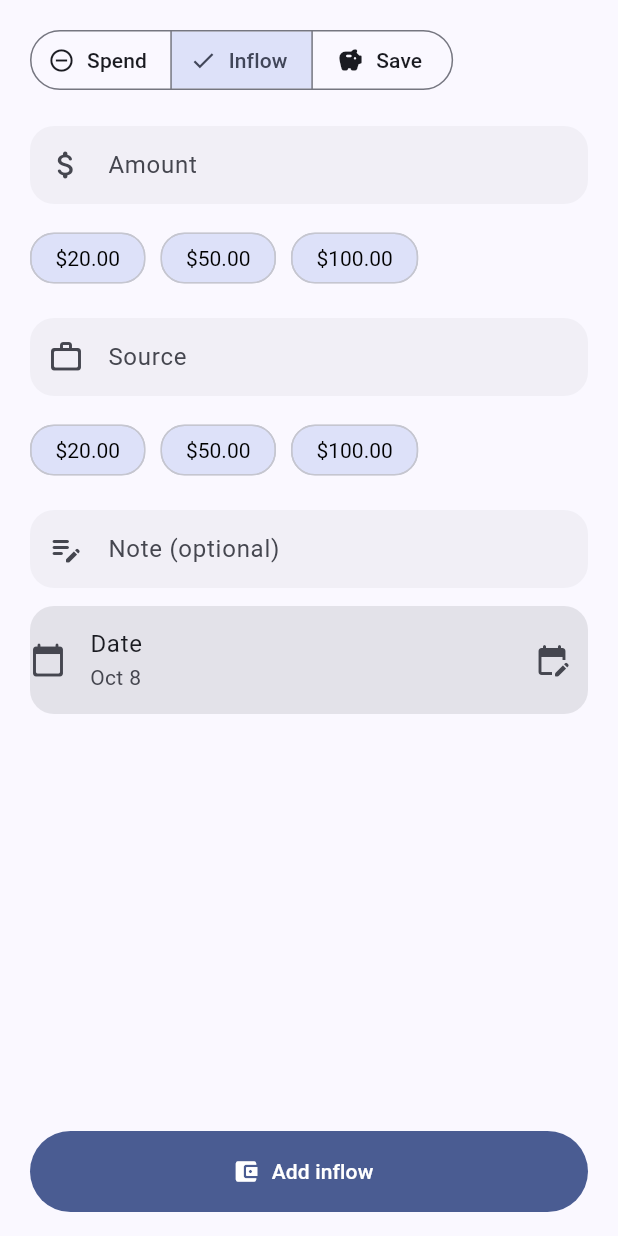
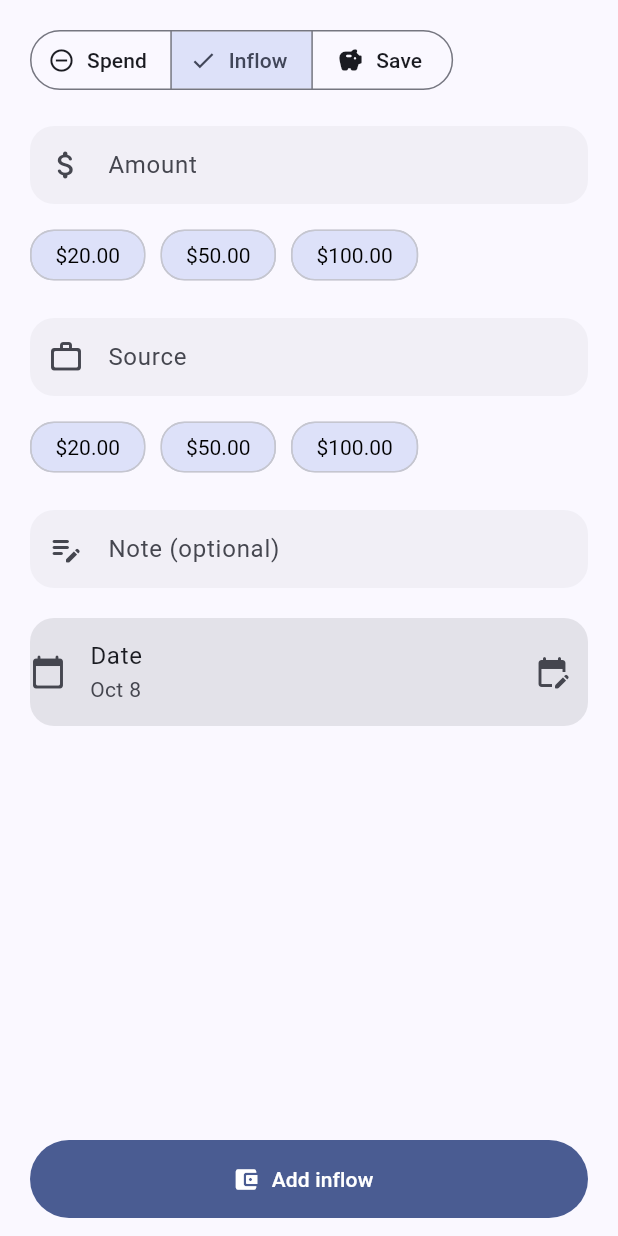
Before and after one commit to Xletr/tally, a Flutter app: the AddPage widget shown alone on an empty page, opened directly, after a tap on "Inflow", on a phone screen of 412 x 824 dp. Run offline on Flutter 3.47's test engine with Material 3 defaults, Android fonts, the light colour scheme and no system bars; drawn by our look-alikes of dynamic_color; our stand-ins replace equatable, file_picker, fl_chart, flutter_local_notifications, flutter_riverpod, flutter_secure_storage and 3 more; missing offline and left inert: flutter_file_dialog; accounts and stored records are empty.

Commit message:
ui fixes in home and add tabs

```diff
--- a/lib/src/presentation/add/add_page.dart
+++ b/lib/src/presentation/add/add_page.dart
@@ -1,3 +1,5 @@
+import 'dart:math' as math;
+
 import 'package:flutter/material.dart';
 import 'package:flutter_riverpod/flutter_riverpod.dart';
 import 'package:intl/intl.dart';
@@ -92,12 +94,24 @@ class _AddPageState extends ConsumerState<AddPage> {
         break;
     }
 
-    return GestureDetector(
+    final viewInsets = MediaQuery.of(context).viewInsets.bottom;
+
+    return SafeArea(
+      child: Column(
+        children: [
+          Expanded(
+            child: GestureDetector(
               behavior: HitTestBehavior.opaque,
               onTap: () => FocusScope.of(context).unfocus(),
-      child: SafeArea(
-        child: Padding(
-          padding: const EdgeInsets.symmetric(horizontal: 20, vertical: 16),
+              child: LayoutBuilder(
+                builder: (context, constraints) {
+                  final contentMinHeight = constraints.hasBoundedHeight
+                      ? math.max(constraints.maxHeight - 160, 0.0)
+                      : 0.0;
+                  return SingleChildScrollView(
+                    padding: const EdgeInsets.fromLTRB(20, 16, 20, 24),
+                    child: ConstrainedBox(
+                      constraints: BoxConstraints(minHeight: contentMinHeight),
                       child: Column(
                         crossAxisAlignment: CrossAxisAlignment.start,
                         children: [
@@ -113,10 +127,11 @@ class _AddPageState extends ConsumerState<AddPage> {
                             controller: _amountController,
                             presets: amountPresets,
                             onPresetTap: (value) => setState(
-                  () => _amountController.text = value.toStringAsFixed(0),
+                              () => _amountController.text =
+                                  value.toStringAsFixed(0),
                             ),
                           ),
-              const SizedBox(height: 16),
+                          const SizedBox(height: 20),
                           if (_type == _EntryType.expense)
                             _ExpenseExtras(
                               category: effectiveCategory,
@@ -130,7 +145,8 @@ class _AddPageState extends ConsumerState<AddPage> {
                               controller: _sourceController,
                               suggestions: incomeSuggestions,
                               onSuggestionTap: (value) => setState(
-                    () => _amountController.text = value.toStringAsFixed(0),
+                                () => _amountController.text =
+                                    value.toStringAsFixed(0),
                               ),
                             )
                           else
@@ -139,9 +155,9 @@ class _AddPageState extends ConsumerState<AddPage> {
                                   quickEntryIcons[ExpenseCategory.savings] ??
                                   categoryIcon(ExpenseCategory.savings),
                             ),
-              const SizedBox(height: 16),
+                          const SizedBox(height: 20),
                           _NoteField(controller: _noteController),
-              const SizedBox(height: 12),
+                          const SizedBox(height: 20),
                           _DatePickerTile(
                             selectedDate: _selectedDate,
                             onPressed: () async {
@@ -158,13 +174,27 @@ class _AddPageState extends ConsumerState<AddPage> {
                               );
                               if (picked != null) {
                                 setState(
-                      () => _selectedDate = clampDate(picked, minDate, maxDate),
+                                  () => _selectedDate =
+                                      clampDate(picked, minDate, maxDate),
                                 );
                               }
                             },
                           ),
-              const Spacer(),
-              FilledButton.icon(
+                          const SizedBox(height: 160),
+                        ],
+                      ),
+                    ),
+                  );
+                },
+              ),
+            ),
+          ),
+          AnimatedPadding(
+            duration: const Duration(milliseconds: 220),
+            curve: Curves.easeOutCubic,
+            padding:
+                EdgeInsets.fromLTRB(20, 8, 20, 12 + math.max(viewInsets, 0)),
+            child: FilledButton.icon(
               icon: _isSaving
                   ? const SizedBox(
                       width: 16,
@@ -185,12 +215,11 @@ class _AddPageState extends ConsumerState<AddPage> {
                 _EntryType.savings => 'Add savings',
               }),
               style: FilledButton.styleFrom(
-                  minimumSize: const Size.fromHeight(54),
+                minimumSize: const Size.fromHeight(52),
+              ),
             ),
           ),
         ],
-          ),
-        ),
       ),
     );
   }
@@ -364,18 +393,25 @@ class _AmountField extends StatelessWidget {
             labelText: 'Amount',
           ),
         ),
+        if (presets.isNotEmpty) ...[
           const SizedBox(height: 12),
-        Wrap(
-          spacing: 10,
-          children: presets
-              .map(
-                (value) => ActionChip(
+          SizedBox(
+            height: 44,
+            child: ListView.separated(
+              scrollDirection: Axis.horizontal,
+              physics: const BouncingScrollPhysics(),
+              itemBuilder: (context, index) {
+                final value = presets[index];
+                return ActionChip(
                   label: Text(formatCurrency(value, compact: false)),
                   onPressed: () => onPresetTap(value),
+                );
+              },
+              separatorBuilder: (_, __) => const SizedBox(width: 10),
+              itemCount: presets.length,
             ),
-              )
-              .toList(),
           ),
+        ],
       ],
     );
   }
@@ -407,18 +443,23 @@ class _ExpenseExtras extends StatelessWidget {
           ),
         ),
         const SizedBox(height: 12),
-        Wrap(
-          spacing: 8,
-          children: categories
-              .map(
-                (value) => ChoiceChip(
+        SizedBox(
+          height: 44,
+          child: ListView.separated(
+            scrollDirection: Axis.horizontal,
+            physics: const BouncingScrollPhysics(),
+            itemBuilder: (context, index) {
+              final value = categories[index];
+              return ChoiceChip(
                 label: Text(value.label),
                 avatar: Icon(icons[value] ?? categoryIcon(value), size: 18),
                 selected: value == category,
                 onSelected: (_) => onCategoryTapped(value),
+              );
+            },
+            separatorBuilder: (_, __) => const SizedBox(width: 8),
+            itemCount: categories.length,
           ),
-              )
-              .toList(),
         ),
       ],
     );
@@ -450,16 +491,21 @@ class _IncomeExtras extends StatelessWidget {
         ),
         if (suggestions.isNotEmpty) ...[
           const SizedBox(height: 12),
-          Wrap(
-            spacing: 10,
-            children: suggestions
-                .map(
-                  (value) => ActionChip(
+          SizedBox(
+            height: 44,
+            child: ListView.separated(
+              scrollDirection: Axis.horizontal,
+              physics: const BouncingScrollPhysics(),
+              itemBuilder: (context, index) {
+                final value = suggestions[index];
+                return ActionChip(
                   label: Text(formatCurrency(value)),
                   onPressed: () => onSuggestionTap(value),
+                );
+              },
+              separatorBuilder: (_, __) => const SizedBox(width: 10),
+              itemCount: suggestions.length,
             ),
-                )
-                .toList(),
           ),
         ],
       ],
--- a/lib/src/presentation/home/home_page.dart
+++ b/lib/src/presentation/home/home_page.dart
@@ -417,10 +417,13 @@ class _SavingsInlineProgress extends StatelessWidget {
       children: [
         Text('Savings progress', style: theme.textTheme.labelMedium),
         const SizedBox(height: 6),
-        LinearProgressIndicator(
-          value: progress,
-          minHeight: 6,
-          backgroundColor: colorScheme.surfaceContainerHighest,
+        ClipRRect(
+          borderRadius: BorderRadius.circular(8),
+          child: LinearProgressIndicator(
+            value: progress,
+            minHeight: 8,
+            backgroundColor: colorScheme.surfaceContainerHighest,
+          ),
         ),
         const SizedBox(height: 6),
         Text(
@@ -573,7 +576,8 @@ class _TimelineTile extends StatelessWidget {
     final colorScheme = theme.colorScheme;
     final isRollover = entry.type == _TimelineType.rollover;
     final isSavings = entry.expense?.category == ExpenseCategory.savings;
-    final isPositive = entry.amount >= 0;
+    final isExpense = entry.type == _TimelineType.expense;
+    final isPositive = isExpense ? false : entry.amount >= 0;
     final isIncomeLike =
         entry.type == _TimelineType.income || (isRollover && isPositive);
     final amountColor = isRollover
@@ -868,7 +872,7 @@ class _TimelineEntry {
       amount: income.amount,
       date: income.date,
       icon: Icons.trending_up_rounded,
-      sortPriority: isAllowance ? 300 : 220,
+      sortPriority: isAllowance ? 320 : 260,
       income: income,
     );
   }
@@ -907,7 +911,7 @@ class _TimelineEntry {
       amount: month.rolloverAmount,
       date: date,
       icon: Icons.refresh_rounded,
-      sortPriority: 240,
+      sortPriority: 400,
     );
   }
 
--- a/lib/src/presentation/shell/app_shell.dart
+++ b/lib/src/presentation/shell/app_shell.dart
@@ -51,6 +51,7 @@ class _AppShellState extends ConsumerState<AppShell> {
   @override
   Widget build(BuildContext context) {
     return Scaffold(
+      resizeToAvoidBottomInset: false,
       body: PageView(
         controller: _controller,
         onPageChanged: (value) => setState(() => _index = value),
```
Lines whose indentation alone changed are shown as unchanged.
